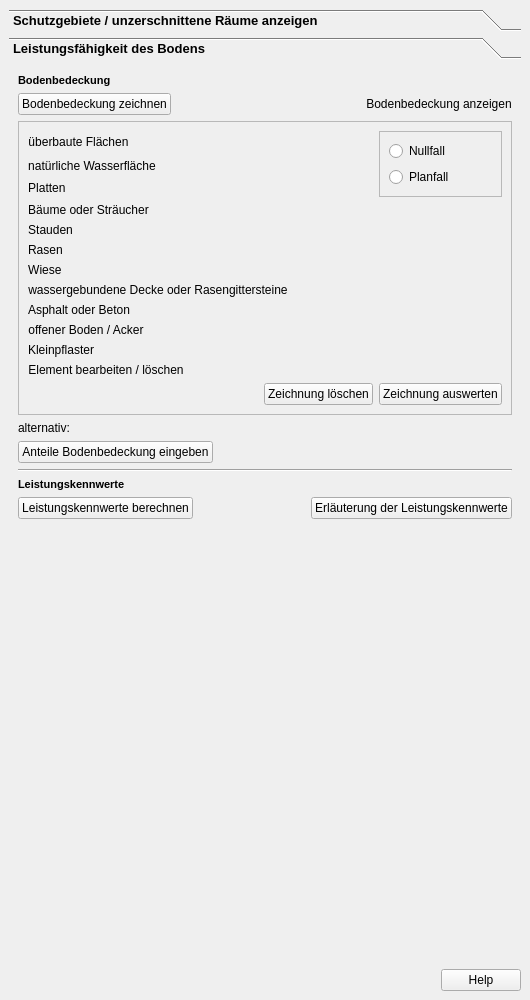
Above: projektcheck/pctools/ui/ProjektCheck_dockwidget_analysis_04-Oeko.ui from projektcheck/ProjektCheck-QGIS before the change. Below: the same form after it.
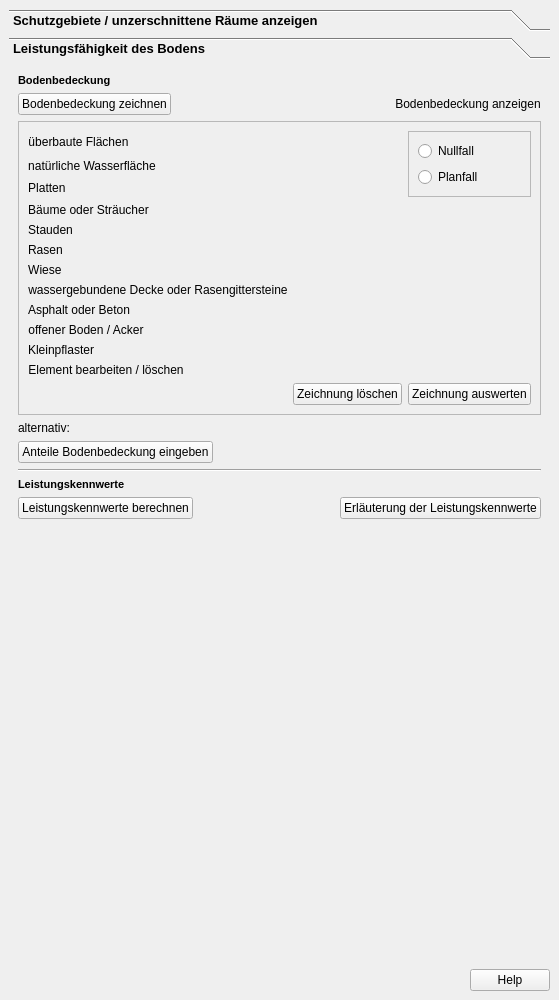
That is the form after the change. The open tabs and pages were chosen to show the change. Icons and pictures are not drawn.

Patch:
```diff
--- a/projektcheck/pctools/ui/ProjektCheck_dockwidget_analysis_04-Oeko.ui
+++ b/projektcheck/pctools/ui/ProjektCheck_dockwidget_analysis_04-Oeko.ui
@@ -6,7 +6,7 @@
    <rect>
     <x>0</x>
     <y>0</y>
-    <width>530</width>
+    <width>559</width>
     <height>1000</height>
    </rect>
   </property>
@@ -277,7 +277,7 @@
         <rect>
          <x>0</x>
          <y>0</y>
-         <width>512</width>
+         <width>541</width>
          <height>877</height>
         </rect>
        </property>
@@ -789,7 +789,7 @@
               </sizepolicy>
              </property>
              <property name="layoutDirection">
-              <enum>Qt::RightToLeft</enum>
+              <enum>Qt::LeftToRight</enum>
              </property>
              <property name="text">
               <string>Zeichnung auswerten</string>
@@ -805,7 +805,7 @@
               </sizepolicy>
              </property>
              <property name="layoutDirection">
-              <enum>Qt::RightToLeft</enum>
+              <enum>Qt::LeftToRight</enum>
              </property>
              <property name="text">
               <string>Zeichnung löschen</string>
```
Left out of the diff: 80 changed lines with no effect on the pictures.
